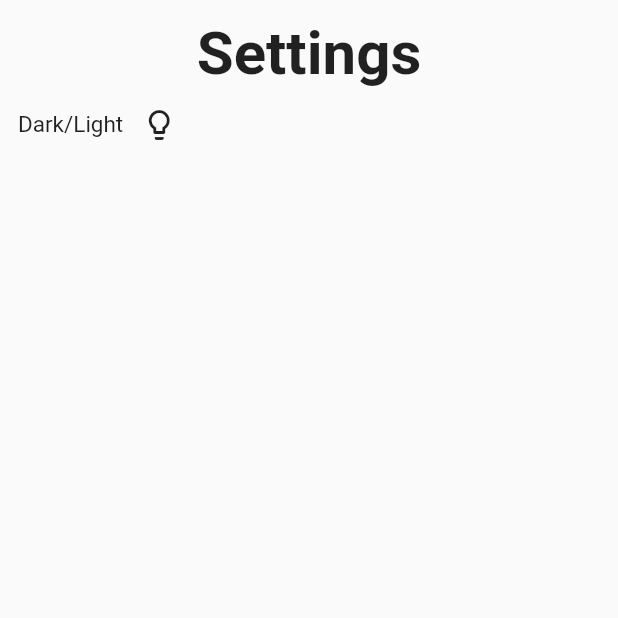
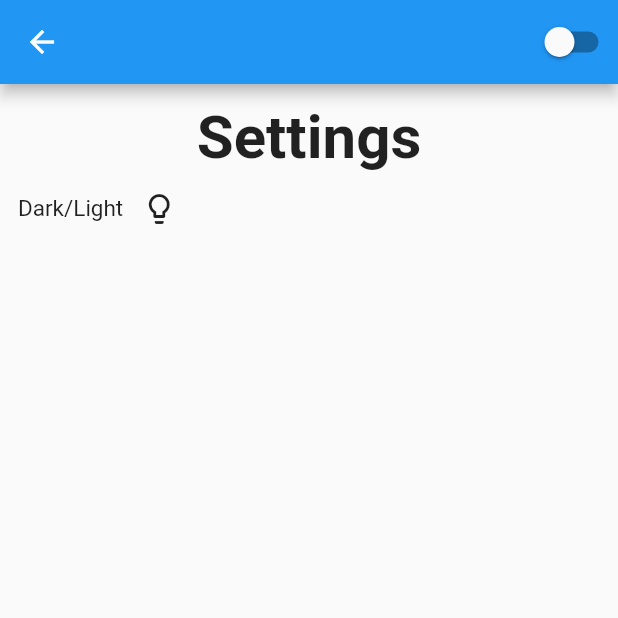
Before and after one commit to Spades13/Flutter_TM, a Flutter app: the Settings screen opened directly, after a tap on the "lightbulb" icon, on a phone screen of 412 x 824 dp, the top half of it. Run offline on Flutter 3.47's test engine with Material 2 defaults, Android fonts, the light colour scheme and no system bars; our stand-ins replace google_nav_bar; missing offline and left inert: app_usage, usage_stats.

Commit message:
settings in progress

```diff
--- a/tm/lib/main.dart
+++ b/tm/lib/main.dart
@@ -31,7 +31,9 @@ class _MyAppState extends State<MyApp> {
 
   themeListener() {
     if (mounted) {
-      setState(() {});
+      setState(() {
+
+      });
     }
   }
 
--- a/tm/lib/pages/settings.dart
+++ b/tm/lib/pages/settings.dart
@@ -23,6 +23,9 @@ class _Settings extends State<Settings> {
   @override
   Widget build(BuildContext context) {
     return Scaffold(
+      appBar: AppBar(actions: [Switch(value: _themeManager.themeMode == ThemeMode.dark, onChanged: (newValue){
+        _themeManager.toggleTheme(newValue);
+      })]),
       body: SafeArea(
         child: Padding(
           padding: const EdgeInsets.all(12),
@@ -44,6 +47,7 @@ class _Settings extends State<Settings> {
                     ],
                     isSelected: isSelected,
                     onPressed: (int newIndex) {
+
                       //print(newIndex);
                       setState(() {
                         for (int index = 0;
@@ -54,11 +58,11 @@ class _Settings extends State<Settings> {
                           }
                           if (isSelected2[index] == true) {
                             _currentIcon = 0;
-                            _themeManager.toggleTheme(true);
+                            //_themeManager.toggleTheme(true);
                           }
                           if (isSelected2[index] == false) {
                             _currentIcon = 1;
-                            _themeManager.toggleTheme(false);
+                            //_themeManager.toggleTheme(false);
                           }
                         } //when clicked it returns: 0
                         // MAKE ICON CHANGE WHEN TAPPED WITH THE NEW LISTS I MADE
```
